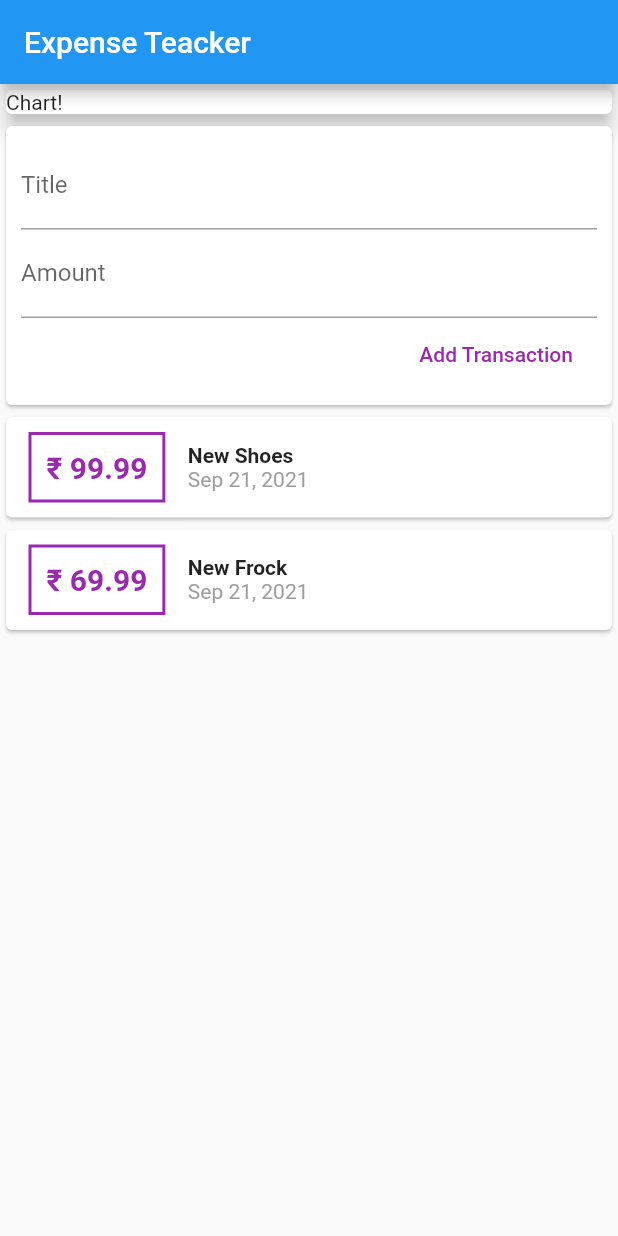
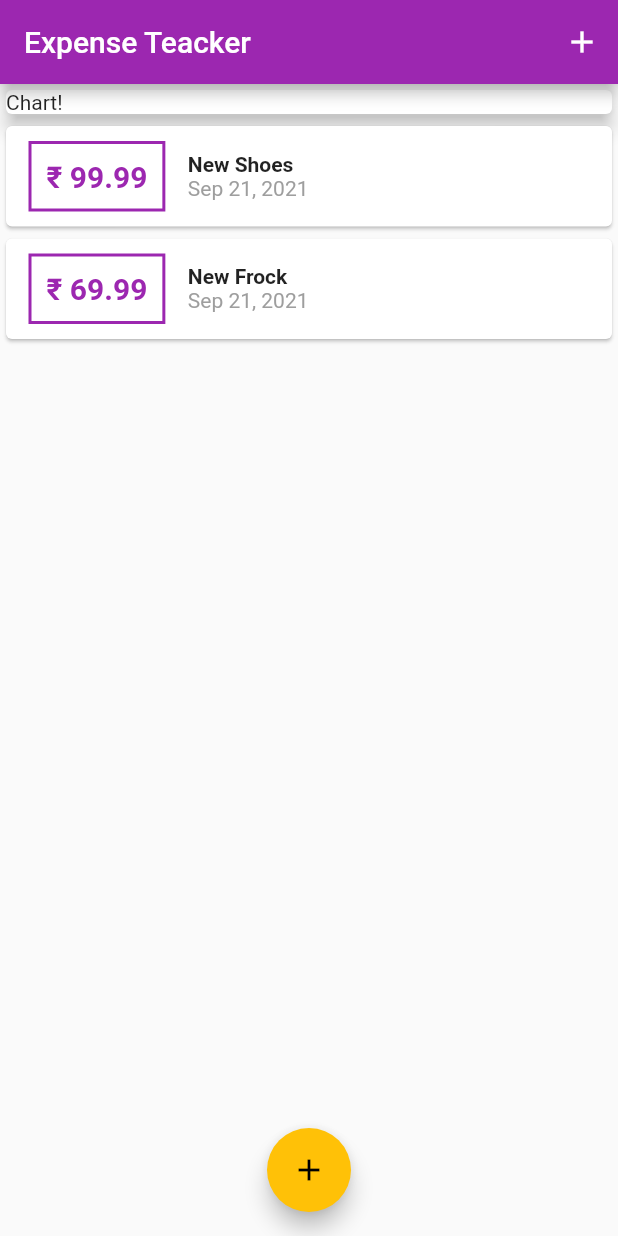
Before and after one commit to aditechdev/Expense_tracker, a Flutter app: the screen it shows after launch, on a phone screen of 412 x 824 dp. Run offline on Flutter 3.47's test engine with Material 2 defaults, Android fonts, the phone set to English and light mode, and no system bars.

Commit message:
:rocket: Input transaction done

```diff
--- a/lib/main.dart
+++ b/lib/main.dart
@@ -1,7 +1,10 @@
+import './widgets/new_transaction.dart';
 import 'package:flutter/material.dart';
 import 'package:flutter/rendering.dart';
 import 'package:flutter/widgets.dart';
-import './widgets/user_transaction.dart';
+
+import './models/transaction.dart';
+import './widgets/transaction_list.dart';
 
 void main() {
   runApp(MyApp());
@@ -13,19 +16,76 @@ class MyApp extends StatelessWidget {
     return MaterialApp(
       debugShowCheckedModeBanner: false,
       title: 'Expense Tracker',
+      theme: ThemeData(
+        primarySwatch: Colors.purple,
+        accentColor: Colors.amber,
+      ),
       home: MyHomePage(),
     );
   }
 }
 
-class MyHomePage extends StatelessWidget {
-  // String titleInput;
-  // String amountInput;
+class MyHomePage extends StatefulWidget {
+  @override
+  State<MyHomePage> createState() => _MyHomePageState();
+}
+
+class _MyHomePageState extends State<MyHomePage> {
+  final List<Transaction> _userTransactions = [
+    Transaction(
+      id: 'ti',
+      title: 'New Shoes',
+      amount: 99.99,
+      date: DateTime.now(),
+    ),
+    Transaction(
+      id: 't2',
+      title: 'New Frock',
+      amount: 69.99,
+      date: DateTime.now(),
+    ),
+  ];
+
+  void addNewTransaction(String txTitle, double txAmount) {
+    final newTx = Transaction(
+      title: txTitle,
+      amount: txAmount,
+      date: DateTime.now(),
+      id: DateTime.now().toString(),
+    );
+
+    setState(() {
+      _userTransactions.add(newTx);
+    });
+  }
+
+  void _startAddNewTransaction(BuildContext ctx) {
+    showModalBottomSheet(
+        context: ctx,
+        builder: (_) {
+          return GestureDetector(
+            onTap: () {},
+            child: NewTransaction(getTransaction: addNewTransaction),
+            behavior: HitTestBehavior.opaque,
+          );
+        });
+  }
 
   @override
   Widget build(BuildContext context) {
     return Scaffold(
+      floatingActionButtonLocation: FloatingActionButtonLocation.centerFloat,
+      floatingActionButton: FloatingActionButton(
+        onPressed: () => _startAddNewTransaction(context),
+        child: Icon(Icons.add),
+      ),
       appBar: AppBar(
+        actions: <Widget>[
+          IconButton(
+            onPressed: () => _startAddNewTransaction(context),
+            icon: Icon(Icons.add),
+          ),
+        ],
         title: Text('Expense Teacker'),
       ),
       body: SingleChildScrollView(
@@ -40,7 +100,9 @@ class MyHomePage extends StatelessWidget {
               ),
               elevation: 5,
             ),
-            UserTransaction(),
+            TransactionList(
+              transactions: _userTransactions,
+            ),
           ],
         ),
       ),
--- a/lib/widgets/transaction_list.dart
+++ b/lib/widgets/transaction_list.dart
@@ -4,21 +4,9 @@ import '../models/transaction.dart';
 import 'package:flutter/material.dart';
 
 class TransactionList extends StatelessWidget {
-  List<Transaction> transactions;
+  final List<Transaction> transactions;
 
   TransactionList({@required this.transactions});
-  // @override
-  // Widget build(BuildContext context) {
-  //   // TODO: implement build
-  //   throw UnimplementedError();
-  // }
-  // const TransactionList({Key key}) : super(key: key);
-
-  // @override
-  // _TransactionListState createState() => _TransactionListState();
-// }
-
-// class _TransactionListState extends State<TransactionList> {
 
   @override
   Widget build(BuildContext context) {
@@ -36,7 +24,7 @@ class TransactionList extends StatelessWidget {
                   ),
                   decoration: BoxDecoration(
                     border: Border.all(
-                      color: Colors.purple,
+                      color: Theme.of(context).primaryColor,
                       width: 2,
                     ),
                   ),
@@ -48,7 +36,7 @@ class TransactionList extends StatelessWidget {
                         style: TextStyle(
                           fontWeight: FontWeight.bold,
                           fontSize: 20,
-                          color: Colors.purple,
+                          color: Theme.of(context).primaryColor,
                         ),
                       ),
                     ),
--- a/lib/widgets/user_transaction.dart
+++ /dev/null
@@ -1,55 +0,0 @@
-import 'package:expense_tracker/models/transaction.dart';
-import 'package:flutter/material.dart';
-import './new_transaction.dart';
-import './transaction_list.dart';
-
-class UserTransaction extends StatefulWidget {
-  const UserTransaction({Key key}) : super(key: key);
-
-  @override
-  _UserTransactionState createState() => _UserTransactionState();
-}
-
-class _UserTransactionState extends State<UserTransaction> {
-  final List<Transaction> _userTransactions = [
-    Transaction(
-      id: 'ti',
-      title: 'New Shoes',
-      amount: 99.99,
-      date: DateTime.now(),
-    ),
-    Transaction(
-      id: 't2',
-      title: 'New Frock',
-      amount: 69.99,
-      date: DateTime.now(),
-    ),
-  ];
-
-  void addNewTransaction(String txTitle, double txAmount) {
-    final newTx = Transaction(
-      title: txTitle,
-      amount: txAmount,
-      date: DateTime.now(),
-      id: DateTime.now().toString(),
-    );
-
-    setState(() {
-      _userTransactions.add(newTx);
-    });
-  }
-
-  @override
-  Widget build(BuildContext context) {
-    return Column(
-      children: [
-        NewTransaction(
-          getTransaction: addNewTransaction,
-        ),
-        TransactionList(
-          transactions: _userTransactions,
-        ),
-      ],
-    );
-  }
-}
```
Also changed, not shown: lib/widgets/new_transaction.dart (+13 -4 lines).
